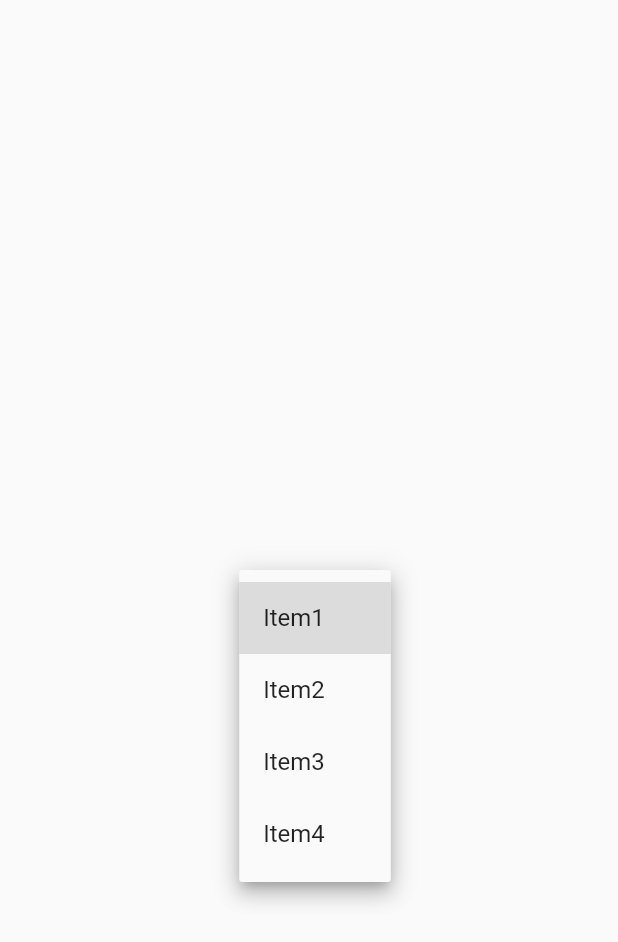
After one commit to Devanandhsagar/simple_app, a Flutter app: the drop screen opened directly, after a tap on the "arrow drop down" icon, on a phone screen of 412 x 824 dp. The commit adds this screen. Shown: the top 942 px of the screen. Run offline on Flutter 3.47's test engine with Material 2 defaults, Android fonts, the phone set to English and light mode, and no system bars.

Commit message:
add alert and dropdown button

```diff
--- /dev/null
+++ b/lib/Dropdownpage.dart
@@ -0,0 +1,39 @@
+import 'package:flutter/material.dart';
+class drop extends StatefulWidget {
+  const drop({Key? key}) : super(key: key);
+
+  @override
+  State<drop> createState() => _dropState();
+}
+
+class _dropState extends State<drop> {
+  String choosevalue='1';
+  var listItem=[
+    'Item1','Item2','Item3','Item4'
+  ];
+  @override
+  Widget build(BuildContext context) {
+    return Scaffold(
+      body: Center(
+        child: DropdownButton(
+          value: choosevalue,
+          icon: Icon(Icons.arrow_drop_down_outlined,size: 20,),
+          underline: Container(
+            height: 2,
+            color: Colors.red,
+          ), onChanged: (String? newValue) {
+            setState(() {
+              choosevalue=newValue!;
+            });
+          },
+          items:listItem.map((String item) {
+            return DropdownMenuItem(
+            value: item,
+            child: Text(item),
+            );
+    },).toList(),
+          ),
+      ),
+      );
+  }
+}
--- a/lib/main.dart
+++ b/lib/main.dart
@@ -1,4 +1,6 @@
 import 'package:flutter/material.dart';
+import 'package:simple_app/Alerbox.dart';
+import 'package:simple_app/Dropdownpage.dart';
 import 'homepage.dart';
 void main()=>runApp(Myapp());
 class Myapp extends StatelessWidget {
@@ -9,7 +11,7 @@ class Myapp extends StatelessWidget {
     return MaterialApp(
         title: 'hello world',
         theme: ThemeData(primarySwatch: Colors.deepPurple),
-        home: homepage(),
+        home: alert(),
     );
 
   }
```
Also changed, not shown: lib/Alerbox.dart (added, +33 -0 lines).
